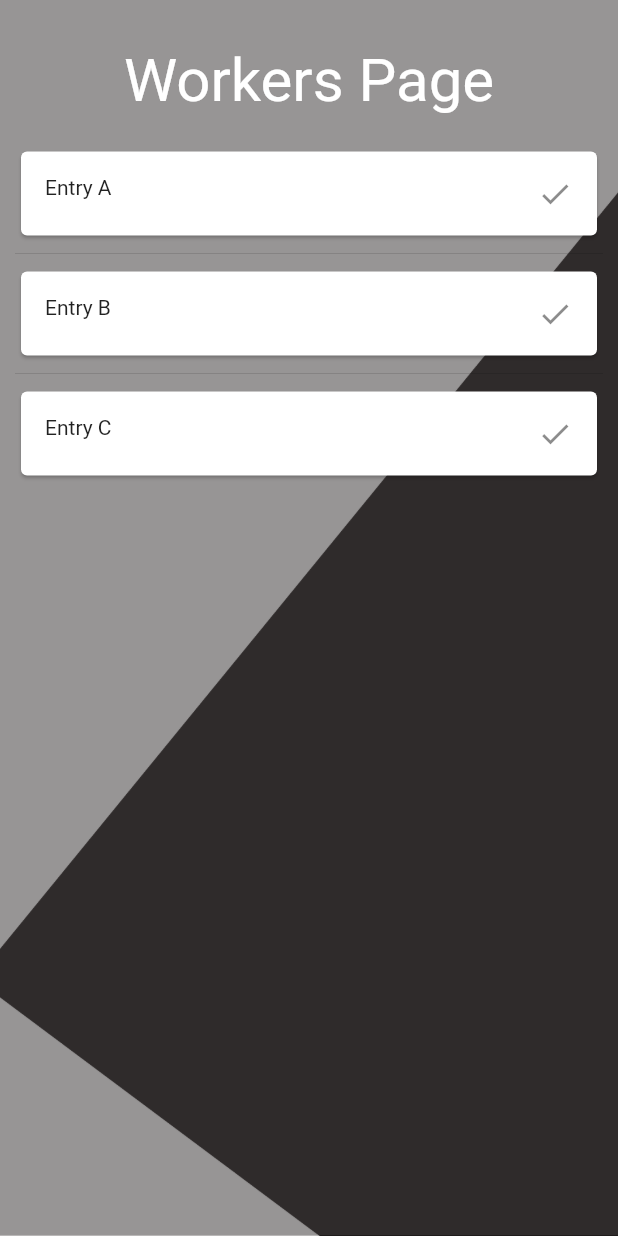
After one commit to MiniProject-HMS/frontend, a Flutter app: the ScreenWorker screen opened directly, on a phone screen of 412 x 824 dp. The commit adds this screen. Run offline on Flutter 3.47's test engine with Material 2 defaults, Android fonts, the phone set to English and light mode, and no system bars; our stand-ins replace hive, hive_flutter; accounts and stored records are empty; network calls fail.

Commit message:
WIP: Added fetching complaints from workers complaints

```diff
--- a/lib/main.dart
+++ b/lib/main.dart
@@ -1,5 +1,6 @@
 import 'package:flutter/material.dart';
 import 'package:frontend/navigation_bar/navigationBar.dart';
+import 'package:frontend/screens/workers_page.dart';
 import 'package:hive_flutter/hive_flutter.dart';
 import 'screens/login_page.dart';
 
@@ -21,7 +22,7 @@ class HMS extends StatelessWidget {
       title: "HMS",
       theme: ThemeData(primaryColor: Colors.blue),
       home: const SafeArea(
-        child: NavBarr(),
+        child: ScreenWorker(),
       ),
     );
     }
--- a/lib/screens/login_page.dart
+++ b/lib/screens/login_page.dart
@@ -3,6 +3,7 @@ import 'dart:convert';
 import 'package:flutter/material.dart';
 import 'package:frontend/navigation_bar/navigationBar.dart';
 import 'package:frontend/screens/profile_page.dart';
+import 'package:frontend/screens/workers_page.dart';
 import 'package:hive_flutter/hive_flutter.dart';
 import 'package:http/http.dart' as http;
 
@@ -175,7 +176,7 @@ class _LoginPageState extends State<LoginPage> {
       return e.toString();
     }
   }
-
+  //replace qith Navigator.pushReplacement
   _navigateToProfile() {
     Navigator.push(
       context,
--- /dev/null
+++ b/lib/screens/workers_page.dart
@@ -0,0 +1,105 @@
+import 'dart:convert';
+
+import 'package:flutter/material.dart';
+import 'package:http/http.dart' as http;
+
+class ScreenWorker extends StatefulWidget {
+  const ScreenWorker({Key? key}) : super(key: key);
+
+  @override
+  State<ScreenWorker> createState() => _ScreenWorkerState();
+}
+
+class _ScreenWorkerState extends State<ScreenWorker> {
+  final List<String> entries = <String>['A', 'B', 'C'];
+  final List<int> colorCodes = <int>[600, 500, 100];
+  List complaintsList = [];
+
+  @override
+  void initState() {
+    super.initState();
+    fetctComplaintsForWorkers();
+  }
+
+
+  @override
+  Widget build(BuildContext context) {
+
+    return Container(
+      constraints: const BoxConstraints.expand(),
+      decoration: const BoxDecoration(
+          image: DecorationImage(
+        image: AssetImage('assets/backgrounds/bg.png'),
+        fit: BoxFit.cover,
+      )),
+      child: Scaffold(
+        backgroundColor: Colors.transparent,
+        body: Column(
+          // mainAxisAlignment: MainAxisAlignment.center,
+          crossAxisAlignment: CrossAxisAlignment.center,
+          children: [
+            Padding(
+              padding: const EdgeInsets.fromLTRB(0, 30, 0, 0),
+              child: Row(
+                mainAxisAlignment: MainAxisAlignment.center,
+                children: const [
+                  Text(
+                    'Workers Page',
+                    style: TextStyle(
+                      fontSize: 40,
+                      color: Colors.white,
+                    ),
+                  ),
+                ],
+              ),
+            ),
+            Expanded(
+              child: ListView.separated(
+                padding: const EdgeInsets.fromLTRB(10, 20, 10, 10),
+                itemCount: entries.length,
+                itemBuilder: (BuildContext context, int index) {
+                  return Card(
+                    child: ListTile(
+                      leading: Text('Entry ${entries[index]}'),
+                      trailing: Icon(Icons.check),
+                      onTap: (){
+                        print(index);
+                      },
+                    ),
+                  );
+                },
+
+                separatorBuilder: (BuildContext context, int index) =>
+                    const Divider(),
+              ),
+            )
+          ],
+        ),
+      ),
+    );
+  }
+
+
+  Future fetctComplaintsForWorkers() async {
+  final response = await http
+      .get(Uri.parse('http://127.0.0.1:8000/api/works/'));
+
+  if (response.statusCode == 200) {
+    // If the server did return a 200 OK response,
+    // then parse the JSON.
+    var complaint = jsonDecode(response.body);
+    // print(complaint["data"]);
+    complaintsList = complaint["data"];
+    setState(() {
+      complaintsList = complaint["data"];
+      // complaintsList = jsonDecode(complaintsList);
+    });
+    print(complaintsList[5]);
+    return "Album.fromJson(jsonDecode(response.body)";
+  } else {
+    // If the server did not return a 200 OK response,
+    // then throw an exception.
+    throw Exception('Failed to load album');
+  }
+}
+}
```
